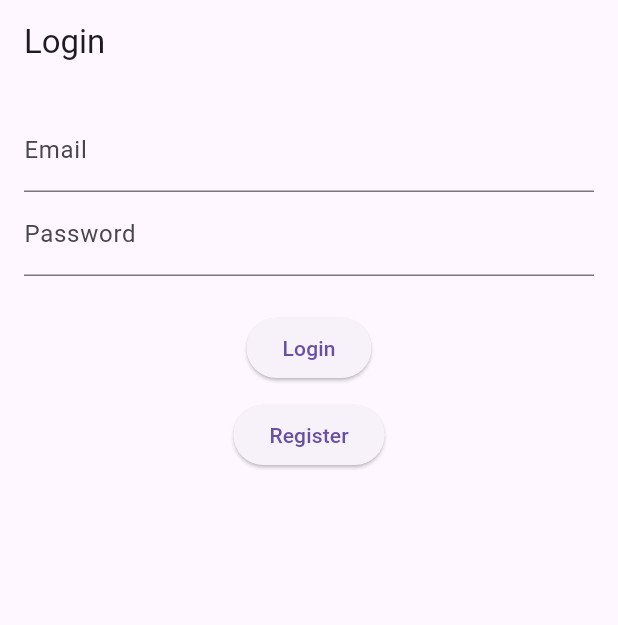
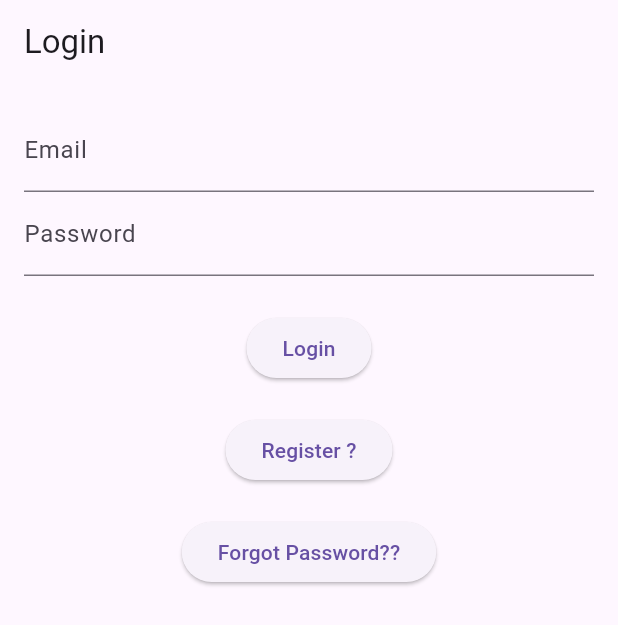
Before and after one commit to sratul/flutter_web_api, a Flutter app: the screen it shows after launch, on a phone screen of 412 x 824 dp. Shown: the top 625 px of the screen. Run offline on Flutter 3.47's test engine with Material 3 defaults, Android fonts, the phone set to English and light mode, and no system bars; our stand-ins replace flutter_form_builder, flutter_secure_storage, form_builder_validators; missing offline and left inert: dart:js_interop.

Commit message:
started feature to reset password but didnot complete as it required personal email. Will get back soon.

```diff
--- a/lib/pages/login_page.dart
+++ b/lib/pages/login_page.dart
@@ -1,6 +1,7 @@
 import 'package:flutter/material.dart';
 import 'package:flutter_web_api/auth_service.dart';
 import 'package:flutter_web_api/pages/create_post_page.dart';
+import 'package:flutter_web_api/pages/forgot_password_page.dart';
 import 'package:flutter_web_api/pages/register_page.dart';
 
 class LoginPage extends StatefulWidget {
@@ -75,7 +76,7 @@ class _LoginPageState extends State<LoginPage> {
                   style: TextStyle(color: Colors.red),
                 ),
               ),
-            SizedBox(height: 10),
+            SizedBox(height: 20),
             ElevatedButton(
               onPressed: () {
                 Navigator.push(
@@ -83,7 +84,17 @@ class _LoginPageState extends State<LoginPage> {
                   MaterialPageRoute(builder: (context) => RegisterPage()),
                 );
               },
-              child: const Text("Register"),
+              child: const Text("Register ?"),
+            ),
+            SizedBox(height: 20),
+            ElevatedButton(
+              onPressed: () {
+                Navigator.push(
+                  context,
+                  MaterialPageRoute(builder: (context) => ForgotPasswordPage()),
+                );
+              },
+              child: Text("Forgot Password??"),
             ),
           ],
         ),
```
Also changed, not shown: lib/pages/forgot_password_page.dart (added, +59 -0 lines), lib/post_service.dart (+9 -0 lines).
